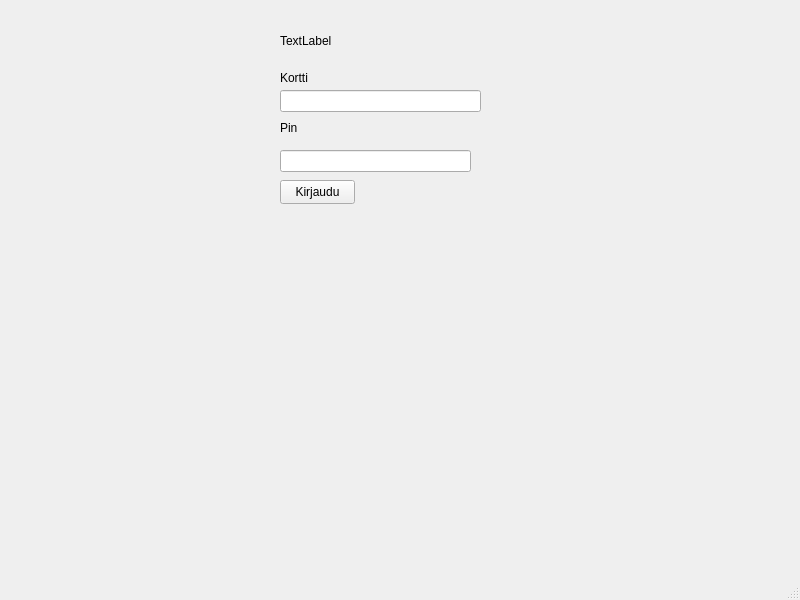
Above: frontend/mainwindow.ui from 22kmo-project/group_15 before the change. Below: the same form after it.
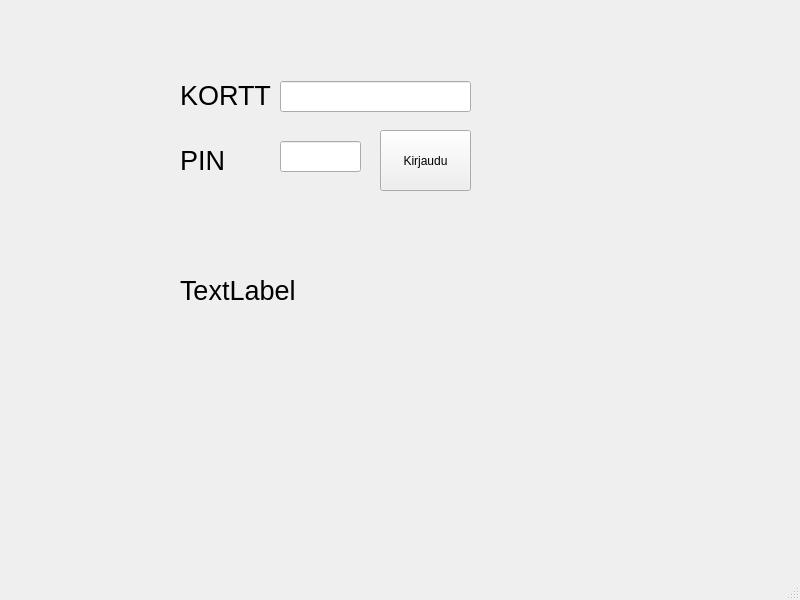
That is the form after the change.

Diff of the .ui file:
```diff
--- a/frontend/mainwindow.ui
+++ b/frontend/mainwindow.ui
@@ -17,10 +17,10 @@
    <widget class="QPushButton" name="btnLogin">
     <property name="geometry">
      <rect>
-      <x>280</x>
-      <y>180</y>
-      <width>75</width>
-      <height>24</height>
+      <x>380</x>
+      <y>130</y>
+      <width>91</width>
+      <height>61</height>
      </rect>
     </property>
     <property name="text">
@@ -30,58 +30,89 @@
    <widget class="QLabel" name="label">
     <property name="geometry">
      <rect>
-      <x>280</x>
-      <y>70</y>
-      <width>49</width>
-      <height>16</height>
+      <x>180</x>
+      <y>80</y>
+      <width>91</width>
+      <height>31</height>
      </rect>
     </property>
+    <property name="font">
+     <font>
+      <pointsize>20</pointsize>
+     </font>
+    </property>
     <property name="text">
-     <string>Kortti</string>
+     <string>KORTTI</string>
     </property>
    </widget>
    <widget class="QLabel" name="label_2">
     <property name="geometry">
      <rect>
-      <x>280</x>
-      <y>120</y>
-      <width>49</width>
-      <height>16</height>
+      <x>180</x>
+      <y>140</y>
+      <width>61</width>
+      <height>41</height>
      </rect>
     </property>
+    <property name="font">
+     <font>
+      <pointsize>20</pointsize>
+     </font>
+    </property>
     <property name="text">
-     <string>Pin</string>
+     <string>PIN </string>
     </property>
    </widget>
    <widget class="QLineEdit" name="cardnum">
     <property name="geometry">
      <rect>
       <x>280</x>
-      <y>90</y>
-      <width>201</width>
-      <height>22</height>
-     </rect>
-    </property>
-   </widget>
-   <widget class="QLineEdit" name="cardpin">
-    <property name="geometry">
-     <rect>
-      <x>280</x>
-      <y>150</y>
+      <y>81</y>
       <width>191</width>
-      <height>22</height>
+      <height>31</height>
      </rect>
+    </property>
+    <property name="font">
+     <font>
+      <pointsize>20</pointsize>
+     </font>
+    </property>
+    <property name="text">
+     <string/>
+    </property>
+   </widget>
+   <widget class="QLineEdit" name="cardpin">
+    <property name="geometry">
+     <rect>
+      <x>280</x>
+      <y>141</y>
+      <width>81</width>
+      <height>31</height>
+     </rect>
+    </property>
+    <property name="font">
+     <font>
+      <pointsize>20</pointsize>
+     </font>
+    </property>
+    <property name="text">
+     <string/>
     </property>
    </widget>
    <widget class="QLabel" name="labelInfo">
     <property name="geometry">
      <rect>
-      <x>280</x>
-      <y>20</y>
-      <width>211</width>
-      <height>41</height>
+      <x>180</x>
+      <y>210</y>
+      <width>291</width>
+      <height>161</height>
      </rect>
     </property>
+    <property name="font">
+     <font>
+      <pointsize>20</pointsize>
+     </font>
+    </property>
     <property name="text">
      <string>TextLabel</string>
     </property>
```
